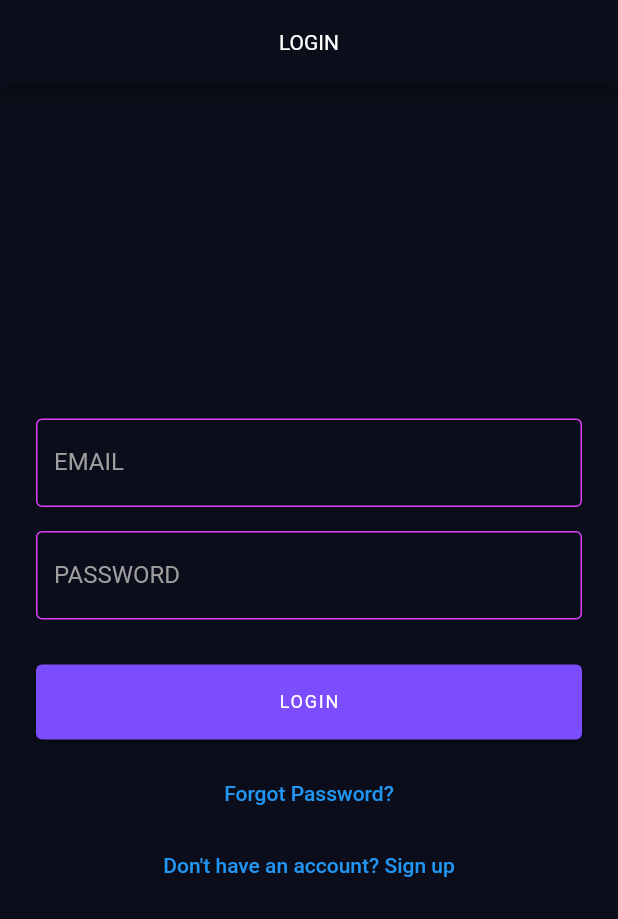
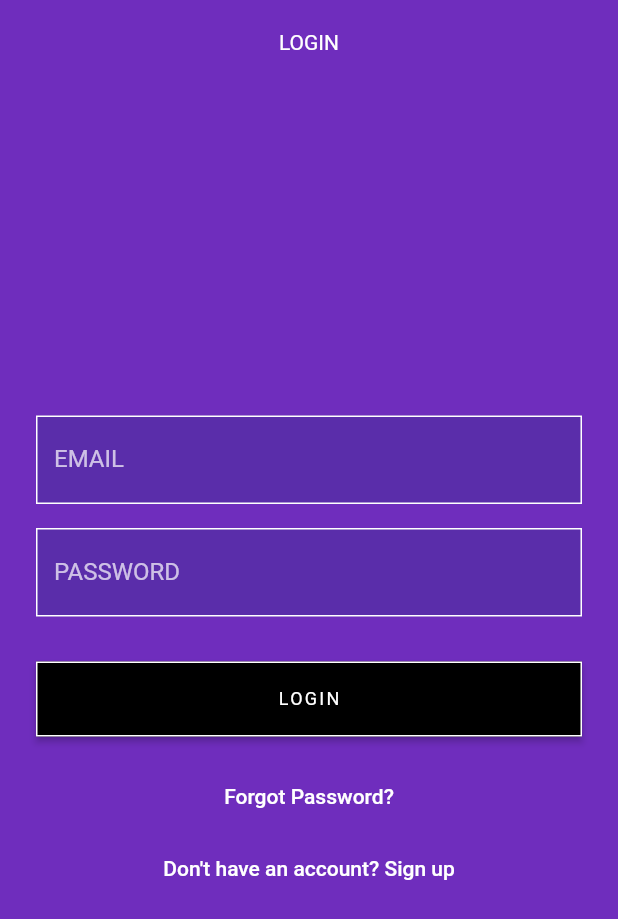
Before and after one commit to nehal216/focus_dungeon, a Flutter app: the screen it shows after launch, on a phone screen of 412 x 824 dp. Shown: the top 919 px of the screen. Run offline on Flutter 3.47's test engine with Material 3 defaults, Android fonts, the light colour scheme and no system bars; our stand-ins replace cloud_firestore, firebase_auth, firebase_core; accounts and stored records are empty.

Commit message:
modified login scren

```diff
--- a/lib/screens/login_screen.dart
+++ b/lib/screens/login_screen.dart
@@ -12,14 +12,13 @@ class LoginScreen extends StatelessWidget {
     final passwordController = TextEditingController();
 
     return Scaffold(
-      backgroundColor: const Color(0xFF0B0E1A),
+      backgroundColor: const Color(0xFF6F2DBD),
       appBar: AppBar(
+        backgroundColor: Colors.transparent,
+        elevation: 0,
         title: const Text(
           "LOGIN",
-          style: TextStyle(
-            fontFamily: 'PixelFont',
-            fontSize: 14,
-          ),
+          style: TextStyle(fontFamily: 'PixelFont'),
         ),
         centerTitle: true,
       ),
@@ -28,52 +27,14 @@ class LoginScreen extends StatelessWidget {
         child: Column(
           mainAxisAlignment: MainAxisAlignment.center,
           children: [
-            /// EMAIL
-            TextField(
-              controller: emailController,
-              style: const TextStyle(
-                fontFamily: 'PixelFont',
-                color: Colors.white,
-              ),
-              decoration: InputDecoration(
-                labelText: "EMAIL",
-                labelStyle: const TextStyle(
-                  fontFamily: 'PixelFont',
-                  color: Colors.grey,
-                ),
-                enabledBorder: OutlineInputBorder(
-                  borderSide: BorderSide(color: Colors.purpleAccent),
-                ),
-                focusedBorder: OutlineInputBorder(
-                  borderSide: BorderSide(color: Colors.cyanAccent),
-                ),
-              ),
-            ),
+
+            /// EMAIL FIELD
+            _pixelField("EMAIL", emailController),
 
             const SizedBox(height: 16),
 
-            /// PASSWORD
-            TextField(
-              controller: passwordController,
-              obscureText: true,
-              style: const TextStyle(
-                fontFamily: 'PixelFont',
-                color: Colors.white,
-              ),
-              decoration: InputDecoration(
-                labelText: "PASSWORD",
-                labelStyle: const TextStyle(
-                  fontFamily: 'PixelFont',
-                  color: Colors.grey,
-                ),
-                enabledBorder: OutlineInputBorder(
-                  borderSide: BorderSide(color: Colors.purpleAccent),
-                ),
-                focusedBorder: OutlineInputBorder(
-                  borderSide: BorderSide(color: Colors.cyanAccent),
-                ),
-              ),
-            ),
+            /// PASSWORD FIELD
+            _pixelField("PASSWORD", passwordController, obscure: true),
 
             const SizedBox(height: 30),
 
@@ -83,13 +44,15 @@ class LoginScreen extends StatelessWidget {
               height: 50,
               child: ElevatedButton(
                 style: ElevatedButton.styleFrom(
-                  backgroundColor: const Color(0xFF7B4DFF),
+                  backgroundColor: Colors.black,
+                  side: const BorderSide(color: Colors.white),
+                  shape: RoundedRectangleBorder(
+                    borderRadius: BorderRadius.circular(0),
+                  ),
                 ),
                 onPressed: () async {
-                  final authService = AuthService();
-
                   try {
-                    await authService.login(
+                    await AuthService().login(
                       emailController.text.trim(),
                       passwordController.text.trim(),
                     );
@@ -117,24 +80,24 @@ class LoginScreen extends StatelessWidget {
                   "LOGIN",
                   style: TextStyle(
                     fontFamily: 'PixelFont',
-                    fontSize: 12,
-                    letterSpacing: 1.2,
+                    color: Colors.white,
+                    letterSpacing: 1.5,
                   ),
                 ),
               ),
             ),
 
-            const SizedBox(height: 12),
+            const SizedBox(height: 16),
 
             /// FORGOT PASSWORD
             TextButton(
               onPressed: () {
+                final resetController = TextEditingController();
+
                 showDialog(
                   context: context,
-                  builder: (context) {
-                    final resetController = TextEditingController();
-
-                    return AlertDialog(
+                  builder: (_) => AlertDialog(
+                    backgroundColor: const Color(0xFF0B0E1A),
                     title: const Text(
                       "RESET PASSWORD",
                       style: TextStyle(fontFamily: 'PixelFont'),
@@ -153,13 +116,12 @@ class LoginScreen extends StatelessWidget {
                               .resetPassword(resetController.text.trim());
 
                           if (!context.mounted) return;
-
                           Navigator.pop(context);
 
                           ScaffoldMessenger.of(context).showSnackBar(
                             const SnackBar(
                               content: Text(
-                                  "Reset link sent to email",
+                                "Reset link sent",
                                 style:
                                     TextStyle(fontFamily: 'PixelFont'),
                               ),
@@ -168,17 +130,22 @@ class LoginScreen extends StatelessWidget {
                         },
                         child: const Text(
                           "SEND",
-                            style: TextStyle(fontFamily: 'PixelFont'),
+                          style: TextStyle(
+                            fontFamily: 'PixelFont',
+                            color: Colors.white,
+                          ),
                         ),
                       ),
                     ],
-                    );
-                  },
+                  ),
                 );
               },
               child: const Text(
                 "Forgot Password?",
-                style: TextStyle(fontFamily: 'PixelFont'),
+                style: TextStyle(
+                  fontFamily: 'PixelFont',
+                  color: Colors.white,
+                ),
               ),
             ),
 
@@ -194,7 +161,10 @@ class LoginScreen extends StatelessWidget {
               },
               child: const Text(
                 "Don't have an account? Sign up",
-                style: TextStyle(fontFamily: 'PixelFont'),
+                style: TextStyle(
+                  fontFamily: 'PixelFont',
+                  color: Colors.white,
+                ),
               ),
             ),
           ],
@@ -202,4 +172,37 @@ class LoginScreen extends StatelessWidget {
       ),
     );
   }
+
+  /// PIXEL STYLE INPUT
+  Widget _pixelField(
+    String label,
+    TextEditingController controller, {
+    bool obscure = false,
+  }) {
+    return TextField(
+      controller: controller,
+      obscureText: obscure,
+      style: const TextStyle(
+        fontFamily: 'PixelFont',
+        color: Colors.white,
+      ),
+      decoration: InputDecoration(
+        labelText: label,
+        labelStyle: const TextStyle(
+          fontFamily: 'PixelFont',
+          color: Colors.white70,
+        ),
+        filled: true,
+        fillColor: const Color(0xFF5A2DAA),
+        enabledBorder: OutlineInputBorder(
+          borderSide: const BorderSide(color: Colors.white),
+          borderRadius: BorderRadius.circular(0),
+        ),
+        focusedBorder: OutlineInputBorder(
+          borderSide: const BorderSide(color: Colors.cyanAccent),
+          borderRadius: BorderRadius.circular(0),
+        ),
+      ),
+    );
   }
+}
```
Also changed, not shown: lib/screens/home_screen.dart (+115 -212 lines), lib/widgets/pixel_button.dart (added, +47 -0 lines). Lines whose indentation alone changed are shown as unchanged.
